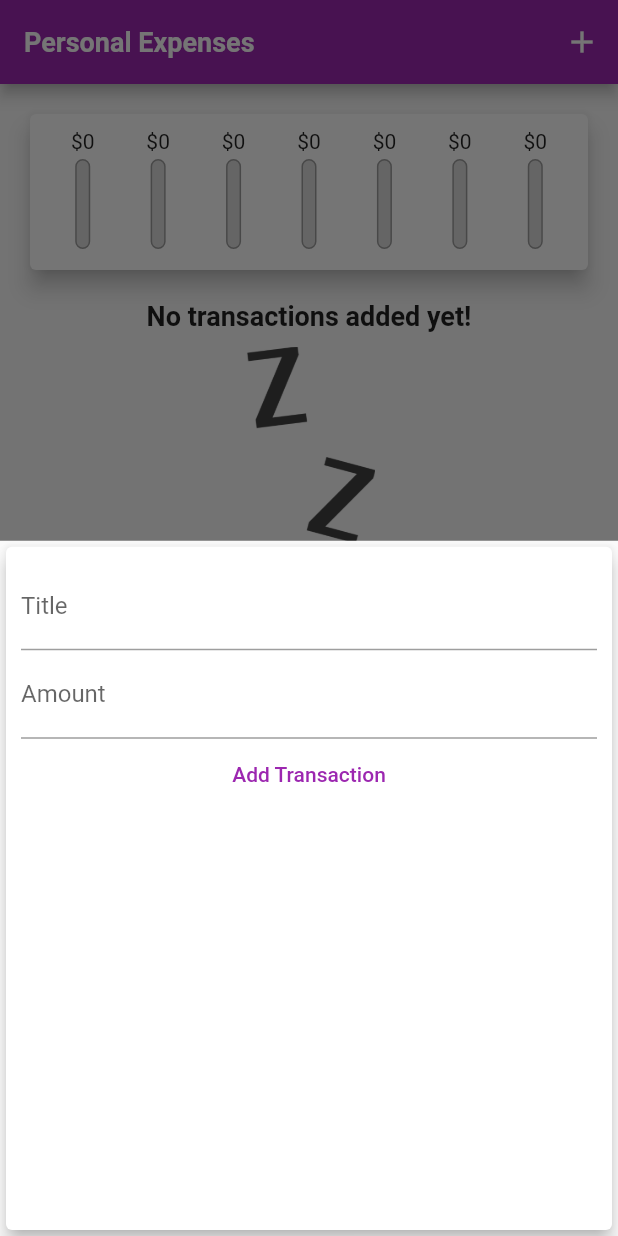
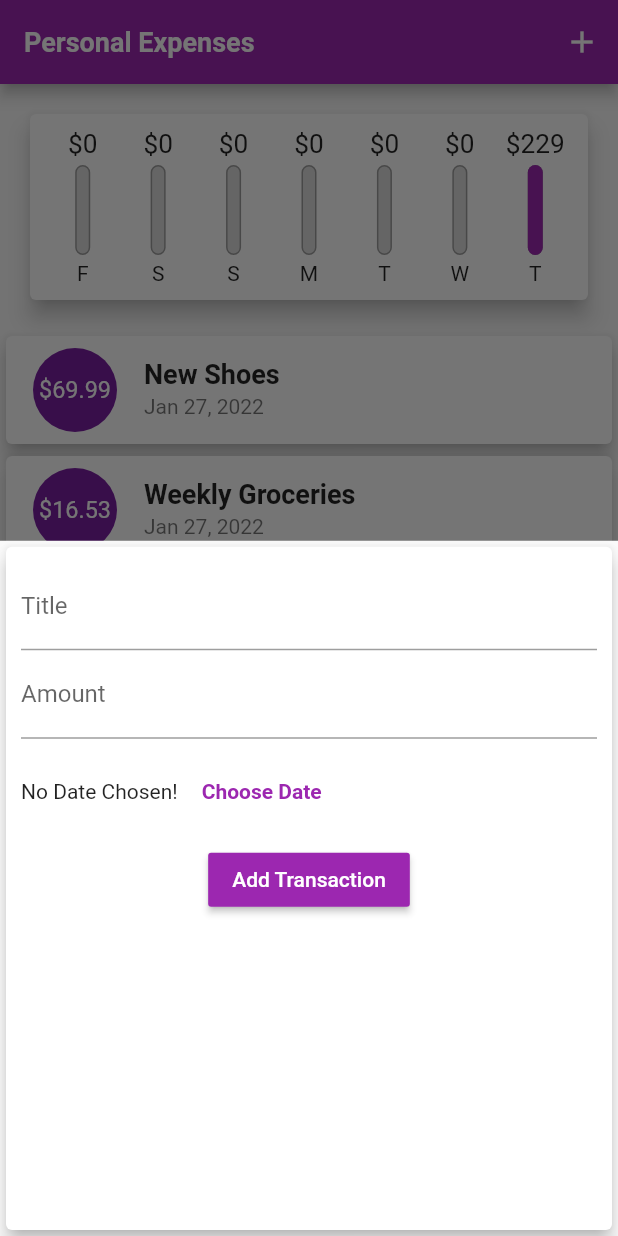
Before and after one commit to qzhao1992/personal_expense, a Flutter app: the screen it shows after launch, after a tap on the "add" icon, on a phone screen of 412 x 824 dp. Run offline on Flutter 3.47's test engine with Material 2 defaults, Android fonts, the phone set to English and light mode, and no system bars; Roboto replaces fonts that are missing (OpenSans).

Commit message:
adding date picker

```diff
--- a/lib/main.dart
+++ b/lib/main.dart
@@ -36,42 +36,42 @@ class MyHomePage extends StatefulWidget {
 class _MyHomePageState extends State<MyHomePage> {
 
   final List<Transaction> _userTransactions = [
-    // Transaction(
-    //   id: 't1',
-    //   title: 'New Shoes',
-    //   amount: 69.99,
-    //   date: DateTime.now(),
-    // ),
-    // Transaction(
-    //   id: 't2',
-    //   title: 'Weekly Groceries',
-    //   amount: 16.53,
-    //   date: DateTime.now(),
-    // ),
-    // Transaction(
-    //   id: 't3',
-    //   title: 'test',
-    //   amount: 17.53,
-    //   date: DateTime.now(),
-    // ),
-    // Transaction(
-    //   id: 't4',
-    //   title: 'test',
-    //   amount: 1.53,
-    //   date: DateTime.now(),
-    // ),
-    // Transaction(
-    //   id: 't5',
-    //   title: 'test',
-    //   amount: 11.53,
-    //   date: DateTime.now(),
-    // ),
-    // Transaction(
-    //   id: 't6',
-    //   title: 'test',
-    //   amount: 111.53,
-    //   date: DateTime.now(),
-    // ),
+    Transaction(
+      id: 't1',
+      title: 'New Shoes',
+      amount: 69.99,
+      date: DateTime.now(),
+    ),
+    Transaction(
+      id: 't2',
+      title: 'Weekly Groceries',
+      amount: 16.53,
+      date: DateTime.now(),
+    ),
+    Transaction(
+      id: 't3',
+      title: 'test',
+      amount: 17.53,
+      date: DateTime.now(),
+    ),
+    Transaction(
+      id: 't4',
+      title: 'test',
+      amount: 1.53,
+      date: DateTime.now(),
+    ),
+    Transaction(
+      id: 't5',
+      title: 'test',
+      amount: 11.53,
+      date: DateTime.now(),
+    ),
+    Transaction(
+      id: 't6',
+      title: 'test',
+      amount: 111.53,
+      date: DateTime.now(),
+    ),
   ];
 
   List<Transaction> get _recentTransactions{
--- a/lib/widgets/chart.dart
+++ b/lib/widgets/chart.dart
@@ -18,7 +18,7 @@ class Chart extends StatelessWidget {
         }
       }
       return {'day': DateFormat.E().format(weekDay).substring(0,1), 'amount': totalSum};
-    });
+    }).reversed.toList();
   }
 
   double get totalSpending {
--- a/lib/widgets/chart_bar.dart
+++ b/lib/widgets/chart_bar.dart
@@ -11,8 +11,11 @@ class ChartBar extends StatelessWidget {
   @override
   Widget build(BuildContext context) {
     return Column(children: [
-      FittedBox(
-        child: Text('\$${spendingAmount.toStringAsFixed(0)}')),
+      Container(
+        height: 20,
+        child: FittedBox(
+          child: Text('\$${spendingAmount.toStringAsFixed(0)}')),
+      ),
       SizedBox(height: 4,),
       Container(
         height: 60,
@@ -35,6 +38,7 @@ class ChartBar extends StatelessWidget {
         ],),
       ),
       SizedBox(height: 4,),
+      Text(label),
     ],
 
     );
--- a/lib/widgets/new_transaction.dart
+++ b/lib/widgets/new_transaction.dart
@@ -47,10 +47,26 @@ class _NewTransactionState extends State<NewTransaction> {
                     keyboardType: TextInputType.number,
                     onSubmitted: (_) => submitData(),
                   ),
-                  FlatButton(
+                  Container(
+                    height: 70,
+                    child: Row(children: [
+                      Text('No Date Chosen!'),
+                      FlatButton(
+                        textColor: Theme.of(context).primaryColor,
+                        child: Text(
+                          'Choose Date',
+                          style: TextStyle(
+                            fontWeight: FontWeight.bold,
+                          ),
+                        ),
+                        onPressed: (){})
+                    ],),
+                  ),
+                  RaisedButton(
                     onPressed: submitData,
                     child: Text('Add Transaction'),
-                    textColor: Colors.purple,
+                    color: Theme.of(context).primaryColor,
+                    textColor: Colors.white,
                   ),
                 ],
               ),
--- a/lib/widgets/transaction_list.dart
+++ b/lib/widgets/transaction_list.dart
@@ -28,48 +28,22 @@ class TransactionList extends StatelessWidget{
       : ListView.builder(
         itemBuilder: (ctx, index){
           return Card(
-                  child: Row(
-                    children: <Widget>[
-                      Container(
-                        margin: EdgeInsets.symmetric(
-                          vertical: 10,
-                          horizontal: 15,
-                        ),
-                        decoration: BoxDecoration(
-                          border: Border.all(
-                            color: Theme.of(context).primaryColor,
-                            width: 2,
+            elevation: 5,
+            child: ListTile(
+              leading: CircleAvatar(
+                radius: 30,
+                child: Padding(
+                  padding: const EdgeInsets.all(6.0),
+                  child: FittedBox(child: Text('\$${transactions[index].amount}')),
                 ),
               ),
-                        padding: EdgeInsets.all(10),
-                        child: Text(
-                          '\$${transactions[index].amount.toStringAsFixed(2)}',
-                          style: TextStyle(
-                            fontWeight: FontWeight.bold,
-                            fontSize: 20,
-                            color: Theme.of(context).primaryColor,
+              title: Text(
+                transactions[index].title,
+                style: Theme.of(context).textTheme.headline6,
               ),
+              subtitle: Text(
+                DateFormat.yMMMd().format(transactions[index].date),
               ),
-                      ),
-                      Column(
-                        crossAxisAlignment: CrossAxisAlignment.start,
-                        children: <Widget>[
-                          Text(
-                            transactions[index].title,
-                            style: TextStyle(
-                              fontSize: 16,
-                              fontWeight: FontWeight.bold,
-                            ),
-                          ),
-                          Text(
-                            DateFormat('yyyy/MM/dd').format(transactions[index].date),
-                            style: TextStyle(
-                              color: Colors.grey,
-                            ),
-                          ),
-                        ],
-                      ),
-                    ],
             ),
           );
         },
```
Lines whose indentation alone changed are shown as unchanged.
